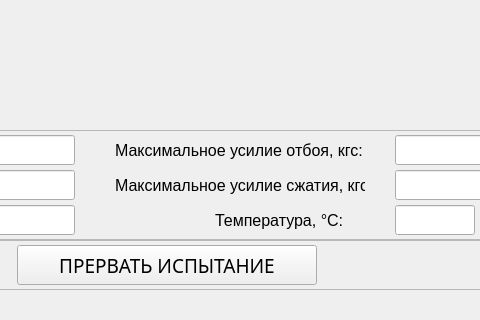
Above: ui/mainui.ui from Skorikof/SPG-023MK before the change; both pictures show x 585 to 1065 and y 610 to 930 of the 1260 by 930 pixel window. Below: the same form after it.
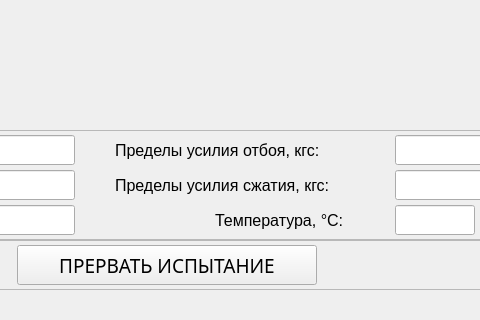
That is the form after the change. The open tabs and pages were chosen to show the change. Custom widgets are drawn as their Qt base class.

Diff of the .ui file:
```diff
--- a/ui/mainui.ui
+++ b/ui/mainui.ui
@@ -3443,7 +3443,7 @@
               </font>
              </property>
              <property name="text">
-              <string>Максимальное усилие отбоя, кгс:</string>
+              <string>Пределы усилия отбоя, кгс:</string>
              </property>
             </widget>
             <widget class="QLabel" name="lbl_10">
@@ -3505,7 +3505,7 @@
               </font>
              </property>
              <property name="text">
-              <string>Максимальное усилие сжатия, кгс:</string>
+              <string>Пределы усилия сжатия, кгс:</string>
              </property>
             </widget>
             <widget class="QLineEdit" name="conv_comp_limit_le">
```
